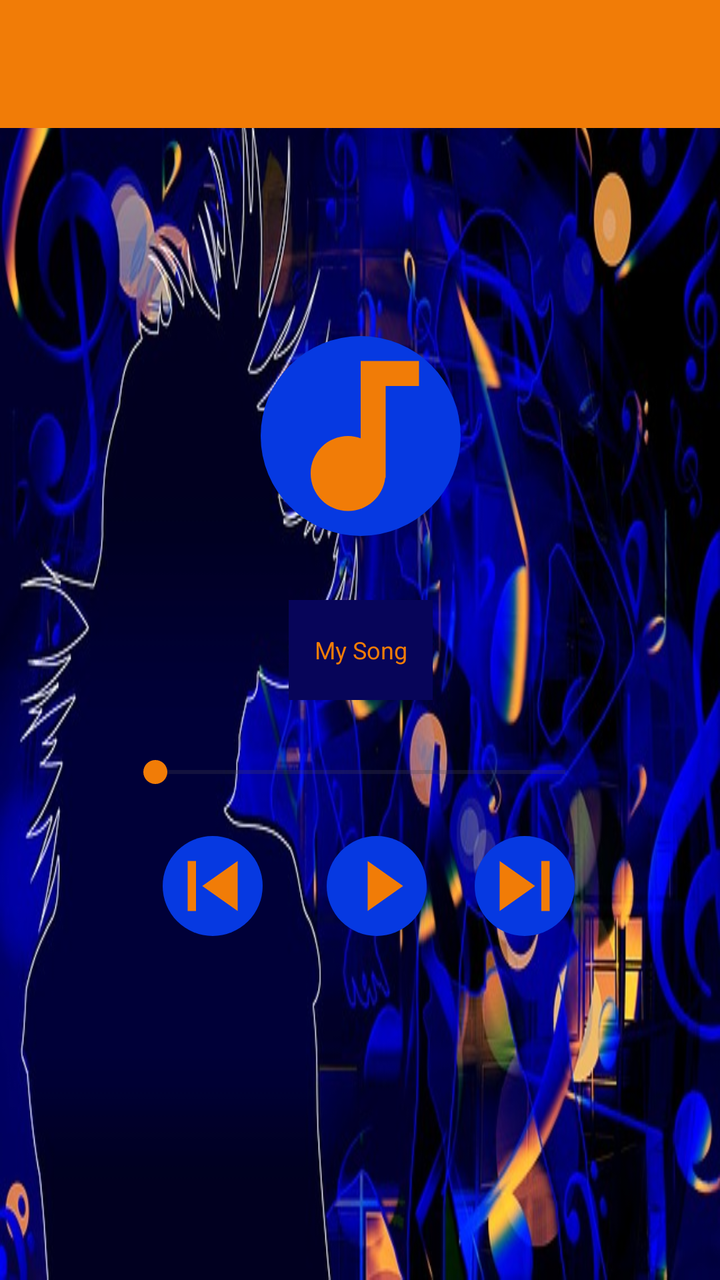
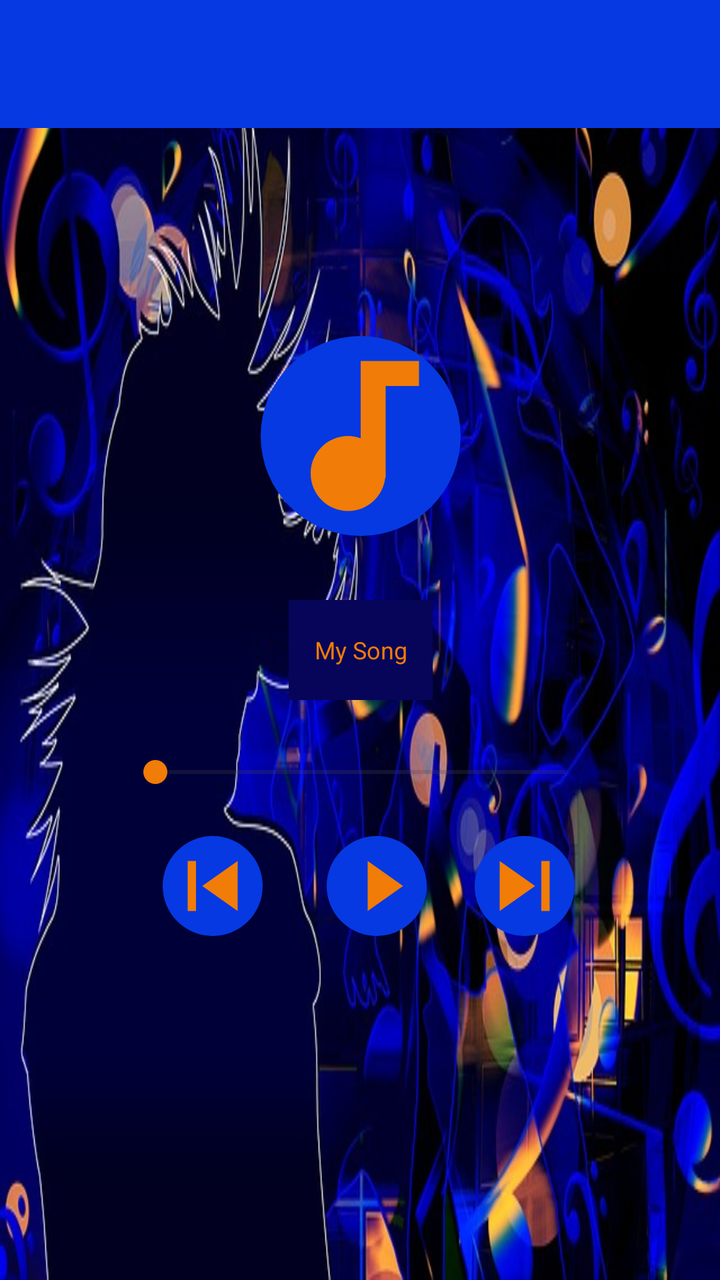

Compare the two renders of this Android layout. The source of the first and the diff that turns it into the second are given below.
<!-- AndroidManifest.xml: application theme Theme.57Lesson_audio -->
<!-- res/layout/activity_main.xml -->
<?xml version="1.0" encoding="utf-8"?>
<androidx.constraintlayout.widget.ConstraintLayout xmlns:android="http://schemas.android.com/apk/res/android"
    xmlns:app="http://schemas.android.com/apk/res-auto"
    xmlns:tools="http://schemas.android.com/tools"
    android:layout_width="match_parent"
    android:layout_height="match_parent"
    android:background="@drawable/background"
    android:contextClickable="false"
    android:textAlignment="textEnd"
    tools:context=".MainActivity">

    <androidx.appcompat.widget.Toolbar
        android:id="@+id/toolbar"
        android:layout_width="match_parent"
        android:layout_height="wrap_content"
        android:background="?attr/colorPrimary"
        android:title="Мое приложение"
        android:titleTextColor="@android:color/white" />



    <SeekBar
        android:id="@+id/volumeSeekBar"
        android:layout_width="237dp"
        android:layout_height="24dp"
        android:layout_marginTop="24dp"
        android:progressTint="@color/dark_orange"
        android:thumbTint="@color/dark_orange"
        app:layout_constraintEnd_toEndOf="parent"
        app:layout_constraintStart_toStartOf="parent"
        app:layout_constraintTop_toBottomOf="@+id/textViewSong" />

    <TextView
        android:id="@+id/textViewSong"
        android:layout_width="72dp"
        android:layout_height="50dp"
        android:layout_marginTop="300dp"
        android:background="@color/black_blue"
        android:gravity="center"
        android:text="My Song"
        android:textAlignment="center"
        android:textColor="@color/dark_orange"
        android:textSize="12sp"
        app:layout_constraintEnd_toEndOf="@+id/volumeSeekBar"
        app:layout_constraintStart_toStartOf="@+id/volumeSeekBar"
        app:layout_constraintTop_toTopOf="parent" />

    <ImageView
        android:id="@+id/skipLeftBackground"
        android:layout_width="50dp"
        android:layout_height="50dp"
        android:layout_marginTop="20dp"
        android:background="@drawable/circle"
        app:layout_constraintEnd_toEndOf="parent"
        app:layout_constraintHorizontal_bias="0.262"
        app:layout_constraintStart_toStartOf="parent"
        app:layout_constraintTop_toBottomOf="@+id/volumeSeekBar" />

    <ImageButton
        android:id="@+id/skipLeftButton"
        android:layout_width="50dp"
        android:layout_height="50dp"
        android:layout_marginTop="20dp"
        android:background="@drawable/skip_left"
        app:layout_constraintEnd_toEndOf="parent"
        app:layout_constraintHorizontal_bias="0.262"
        app:layout_constraintStart_toStartOf="parent"
        app:layout_constraintTop_toBottomOf="@+id/volumeSeekBar" />

    <ImageView
        android:id="@+id/playBack"
        android:layout_width="50dp"
        android:layout_height="50dp"
        android:layout_marginStart="32dp"
        android:layout_marginTop="20dp"
        android:background="@drawable/circle"
        app:layout_constraintStart_toEndOf="@+id/skipLeftButton"
        app:layout_constraintTop_toBottomOf="@+id/volumeSeekBar" />

    <Button
        android:id="@+id/playButton"
        android:layout_width="50dp"
        android:layout_height="50dp"
        android:layout_marginStart="40dp"
        android:layout_marginTop="20dp"
        android:background="@drawable/play"
        android:textColorLink="@color/design_default_color_primary"
        app:layout_constraintStart_toEndOf="@+id/skipLeftButton"
        app:layout_constraintTop_toBottomOf="@+id/volumeSeekBar" />

    <ImageView
        android:id="@+id/skipRightBack"
        android:layout_width="50dp"
        android:layout_height="50dp"
        android:layout_marginStart="16dp"
        android:layout_marginTop="20dp"
        android:background="@drawable/circle"
        app:layout_constraintStart_toEndOf="@+id/playButton"
        app:layout_constraintTop_toBottomOf="@+id/volumeSeekBar" />


    <ImageButton
        android:id="@+id/skipRightButton"
        android:layout_width="50dp"
        android:layout_height="50dp"
        android:layout_marginStart="16dp"
        android:layout_marginTop="20dp"
        android:background="@drawable/skip_right"
        app:layout_constraintStart_toEndOf="@+id/playButton"
        app:layout_constraintTop_toBottomOf="@+id/volumeSeekBar" />

    <ImageView
        android:id="@+id/clefBack"
        android:layout_width="100dp"
        android:layout_height="100dp"
        android:layout_marginBottom="32dp"
        android:background="@drawable/circle"
        app:layout_constraintBottom_toTopOf="@+id/textViewSong"
        app:layout_constraintEnd_toEndOf="@+id/textViewSong"
        app:layout_constraintStart_toStartOf="@+id/textViewSong"
         />

    <ImageView
        android:id="@+id/clef"
        android:layout_width="100dp"
        android:layout_height="100dp"
        android:layout_marginBottom="32dp"
        app:layout_constraintBottom_toTopOf="@+id/textViewSong"
        app:layout_constraintEnd_toEndOf="@+id/textViewSong"
        app:layout_constraintStart_toStartOf="@+id/textViewSong"
        app:srcCompat="@drawable/clef" />


</androidx.constraintlayout.widget.ConstraintLayout>
<!-- resources referenced by this layout -->
<resources>
  <color name="black_blue">#070559</color>
  <color name="dark_orange">#f17c07</color>
  <!-- drawable background: jpg bitmap (drawable, 78062 bytes) -->
  <!-- drawable circle (drawable) -->
  <?xml version="1.0" encoding="utf-8"?>
  <shape xmlns:android="http://schemas.android.com/apk/res/android"
      android:shape="oval">
      <solid
          android:color="@color/dark_blue"/>
      <size
          android:height="120dp"
          android:width="120dp"/>
  
  
  </shape>
  <!-- drawable clef (drawable) -->
  <vector xmlns:android="http://schemas.android.com/apk/res/android" android:height="24dp" android:tint="#F17C07" android:viewportHeight="24" android:viewportWidth="24" android:width="24dp">
        
      <path android:fillColor="@android:color/white" android:pathData="M12,3v9.28c-0.47,-0.17 -0.97,-0.28 -1.5,-0.28C8.01,12 6,14.01 6,16.5S8.01,21 10.5,21c2.31,0 4.2,-1.75 4.45,-4H15V6h4V3h-7z"/>
      
  </vector>
  <!-- drawable play (drawable) -->
  <vector xmlns:android="http://schemas.android.com/apk/res/android" android:height="24dp" android:tint="#F17C07" android:viewportHeight="24" android:viewportWidth="24" android:width="24dp">
        
      <path android:fillColor="@android:color/holo_red_dark" android:pathData="M14.5,12l-8.5,6L6,6z"/>
      
  </vector>
  <!-- drawable skip_left (drawable) -->
  <vector xmlns:android="http://schemas.android.com/apk/res/android" android:height="24dp" android:tint="#F17C07" android:viewportHeight="24" android:viewportWidth="24" android:width="24dp">
        
      <path android:fillColor="@android:color/white" android:pathData="M6,6h2v12L6,18zM9.5,12l8.5,6L18,6z"/>
      
  </vector>
  <!-- drawable skip_right (drawable) -->
  <vector xmlns:android="http://schemas.android.com/apk/res/android" android:height="24dp" android:tint="#F17C07" android:viewportHeight="24" android:viewportWidth="24" android:width="24dp">
        
      <path android:fillColor="@android:color/white" android:pathData="M18,6h-2v12h2zM14.5,12l-8.5,6L6,6z"/>
      
  </vector>
  <style name="Theme.57Lesson_audio" parent="Base.Theme.57Lesson_audio" />
  <color name="dark_blue">#0639E1</color>
  <style name="Base.Theme.57Lesson_audio" parent="Theme.Material3.DayNight.NoActionBar">
      <item name="colorPrimary">@color/dark_orange</item>
      <item name="colorPrimaryDark">@color/black_blue</item>
      <item name="colorAccent">@color/dark_orange</item>
  </style>
</resources>

<!-- the commit's change to res/layout/activity_main.xml (unified diff, before → after) -->
@@ -13,9 +13,8 @@
         android:id="@+id/toolbar"
         android:layout_width="match_parent"
         android:layout_height="wrap_content"
-        android:background="?attr/colorPrimary"
-        android:title="Мое приложение"
-        android:titleTextColor="@android:color/white" />
+        android:background="@color/dark_blue"
+        android:titleTextColor="@color/dark_orange" />
 
 
 
